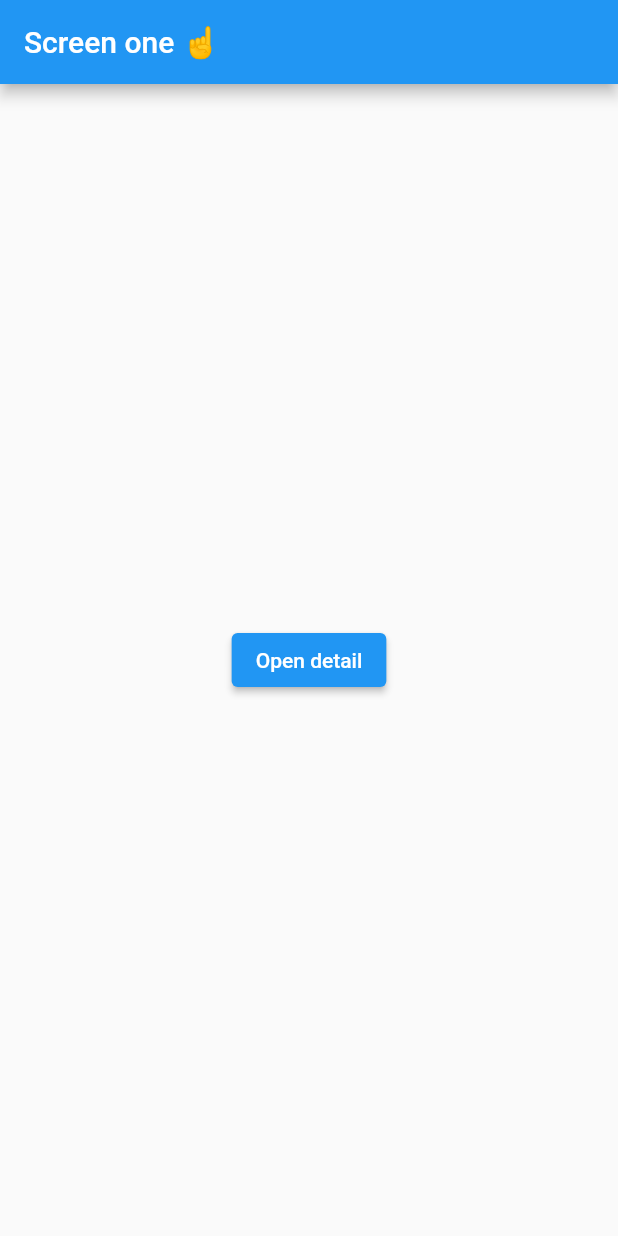
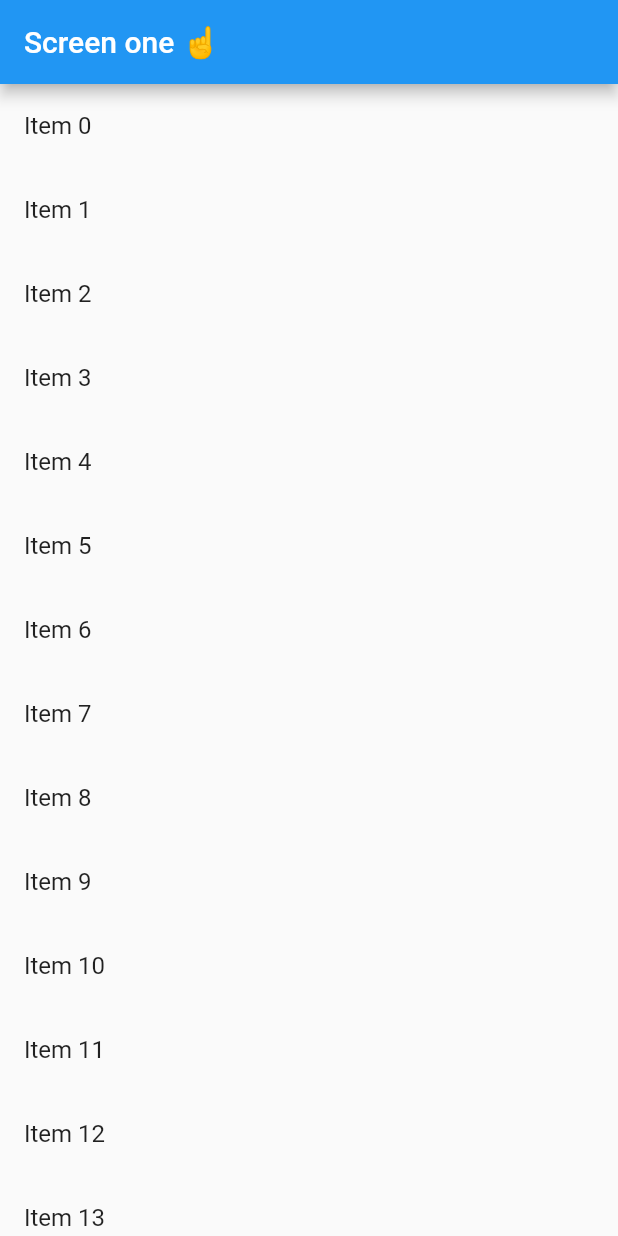
Before and after one commit to rebelchris/flutter, a Flutter app: the RouteTwo screen opened by its route, after a tap on "Go back", on a phone screen of 412 x 824 dp. Run offline on Flutter 3.47's test engine with Material 2 defaults, Android fonts, the phone set to English and light mode, and no system bars.

Commit message:
Passing data to a route

```diff
--- a/lib/main.dart
+++ b/lib/main.dart
@@ -4,12 +4,14 @@ void main() async {
   runApp(
     MaterialApp(debugShowCheckedModeBanner: false, initialRoute: '/', routes: {
       '/': (context) => RouteOne(),
-      '/detail': (context) => RouteTwo(),
+      '/detail': (context) => RouteTwo(item: ''),
     }),
   );
 }
 
 class RouteOne extends StatelessWidget {
+  final list = List.generate(20, (index) => 'Item $index');
+
   @override
   Widget build(BuildContext context) {
     return Scaffold(
@@ -17,13 +19,23 @@ class RouteOne extends StatelessWidget {
         title: Text('Screen one ☝️'),
       ),
       body: Center(
-        child: ElevatedButton(
-          // Within the `FirstScreen` widget
-          onPressed: () {
-            // Navigate to the second screen using a named route.
-            Navigator.pushNamed(context, '/detail');
+        child: ListView.builder(
+          itemCount: list.length,
+          itemBuilder: (context, index) {
+            return ListTile(
+              title: Text(list[index]),
+              onTap: () {
+                Navigator.push(
+                  context,
+                  MaterialPageRoute(
+                    builder: (context) => RouteTwo(
+                      item: list[index],
+                    ),
+                  ),
+                );
               },
-          child: Text('Open detail'),
+            );
+          },
         ),
       ),
     );
@@ -31,6 +43,10 @@ class RouteOne extends StatelessWidget {
 }
 
 class RouteTwo extends StatelessWidget {
+  final String item;
+
+  RouteTwo({Key? key, required this.item}) : super(key: key);
+
   @override
   Widget build(BuildContext context) {
     return Scaffold(
@@ -38,7 +54,15 @@ class RouteTwo extends StatelessWidget {
         title: Text('Screen two ✌️'),
       ),
       body: Center(
-        child: ElevatedButton(
+          child: Column(
+        children: [
+          Spacer(),
+          Text(
+            'You clicked on: $item',
+            style: TextStyle(fontSize: 32),
+          ),
+          Spacer(),
+          ElevatedButton(
             // Within the `FirstScreen` widget
             onPressed: () {
               // Navigate to the second screen using a named route.
@@ -46,7 +70,9 @@ class RouteTwo extends StatelessWidget {
             },
             child: Text('Go back'),
           ),
-      ),
+          Spacer(),
+        ],
+      )),
     );
   }
 }
```
Lines whose indentation alone changed are shown as unchanged.
